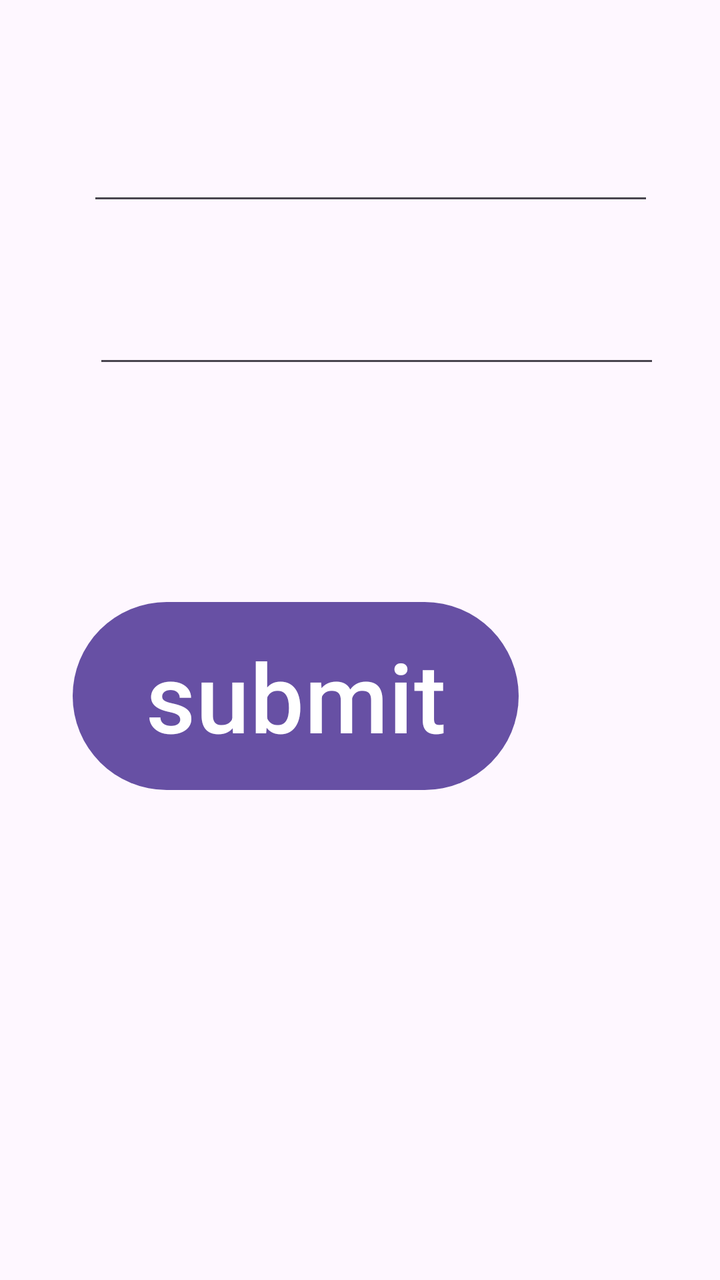
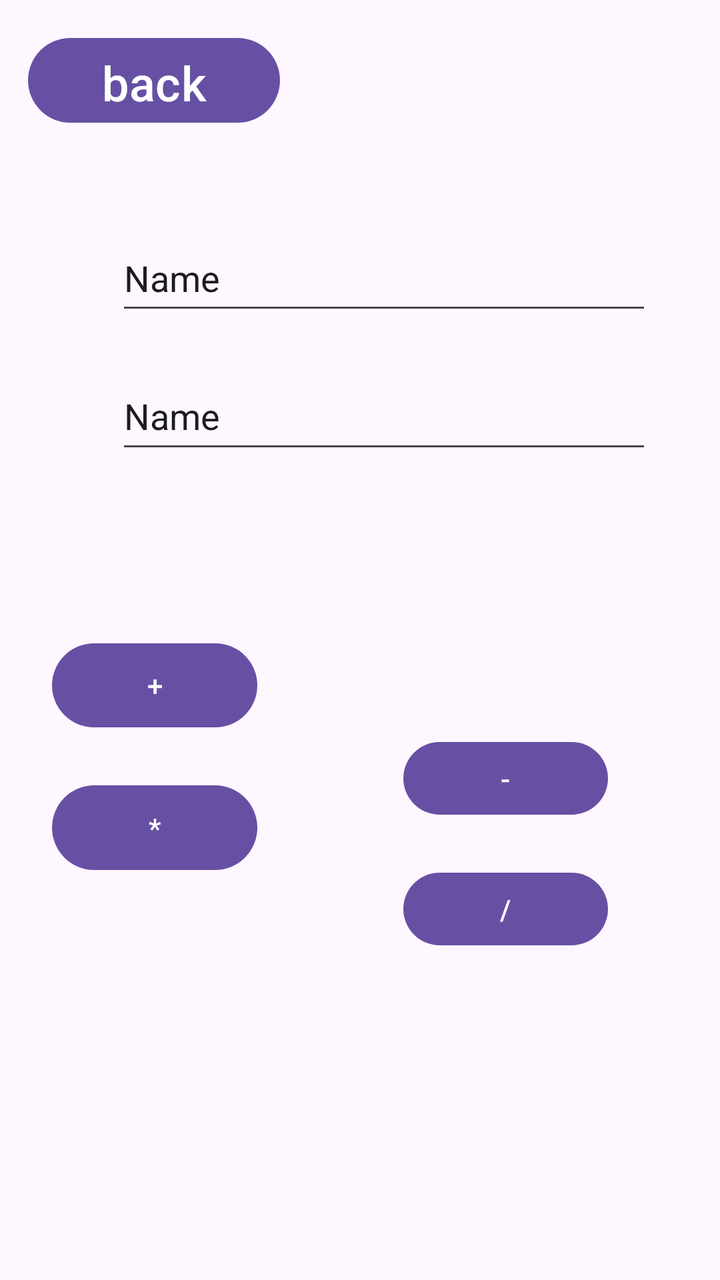

The first picture is an Android layout as it rendered before a commit; the second is the same layout after the commit. The layout source and the unified diff follow.
<!-- AndroidManifest.xml: application theme Theme.MyApplication -->
<!-- res/layout/activity_main.xml -->
<?xml version="1.0" encoding="utf-8"?>
<androidx.constraintlayout.widget.ConstraintLayout xmlns:android="http://schemas.android.com/apk/res/android"
    xmlns:app="http://schemas.android.com/apk/res-auto"
    xmlns:tools="http://schemas.android.com/tools"
    android:id="@+id/main"
    android:layout_width="match_parent"
    android:layout_height="match_parent"
    tools:context=".MainActivity">

    <Button
        android:id="@+id/button"
        android:layout_width="223dp"
        android:layout_height="102dp"
        android:layout_marginStart="103dp"
        android:layout_marginTop="108dp"
        android:layout_marginEnd="110dp"
        android:text="submit"
        android:textSize="48sp"
        app:layout_constraintEnd_toEndOf="parent"
        app:layout_constraintHorizontal_bias="0.88"
        app:layout_constraintStart_toStartOf="parent"
        app:layout_constraintTop_toBottomOf="@+id/editTextTextPassword" />

    <EditText
        android:id="@+id/editTextText"
        android:layout_width="wrap_content"
        android:layout_height="wrap_content"
        android:layout_marginEnd="33dp"
        android:layout_marginBottom="32dp"
        android:ems="10"
        android:inputType="text"
        android:textSize="24sp"
        app:layout_constraintBottom_toTopOf="@+id/editTextTextPassword"
        app:layout_constraintEnd_toEndOf="parent"
        app:layout_constraintTop_toBottomOf="@+id/button2" />

    <EditText
        android:id="@+id/editTextTextPassword"
        android:layout_width="wrap_content"
        android:layout_height="wrap_content"
        android:layout_marginEnd="30dp"
        android:layout_marginBottom="451dp"
        android:ems="10"
        android:inputType="textPassword"
        android:textSize="24sp"
        app:layout_constraintBottom_toBottomOf="parent"
        app:layout_constraintEnd_toEndOf="parent"
        app:layout_constraintTop_toBottomOf="@+id/editTextText" />

    <Button
        android:id="@+id/button2"
        android:layout_width="126dp"
        android:layout_height="0dp"
        android:layout_marginStart="14dp"
        android:layout_marginTop="15dp"
        android:layout_marginBottom="58dp"
        android:text="back"
        android:textSize="24sp"
        app:layout_constraintBottom_toTopOf="@+id/editTextText"
        app:layout_constraintStart_toStartOf="parent"
        app:layout_constraintTop_toTopOf="parent" />

    <TextView
        android:id="@+id/label"
        android:layout_width="139dp"
        android:layout_height="0dp"
        android:layout_marginBottom="153dp"
        android:textSize="24sp"
        app:layout_constraintBottom_toBottomOf="parent"
        app:layout_constraintEnd_toEndOf="parent"
        app:layout_constraintStart_toStartOf="parent" />

</androidx.constraintlayout.widget.ConstraintLayout>
<!-- resources referenced by this layout -->
<resources>
  <style name="Theme.MyApplication" parent="Base.Theme.MyApplication" />
  <style name="Base.Theme.MyApplication" parent="Theme.Material3.DayNight.NoActionBar">
          
          
      </style>
</resources>

<!-- the commit's change to res/layout/activity_main.xml (unified diff, before → after) -->
@@ -8,66 +8,105 @@
     tools:context=".MainActivity">
 
     <Button
-        android:id="@+id/button"
-        android:layout_width="223dp"
-        android:layout_height="102dp"
-        android:layout_marginStart="103dp"
-        android:layout_marginTop="108dp"
-        android:layout_marginEnd="110dp"
-        android:text="submit"
-        android:textSize="48sp"
-        app:layout_constraintEnd_toEndOf="parent"
-        app:layout_constraintHorizontal_bias="0.88"
-        app:layout_constraintStart_toStartOf="parent"
-        app:layout_constraintTop_toBottomOf="@+id/editTextTextPassword" />
-
-    <EditText
-        android:id="@+id/editTextText"
-        android:layout_width="wrap_content"
-        android:layout_height="wrap_content"
-        android:layout_marginEnd="33dp"
-        android:layout_marginBottom="32dp"
-        android:ems="10"
-        android:inputType="text"
-        android:textSize="24sp"
-        app:layout_constraintBottom_toTopOf="@+id/editTextTextPassword"
-        app:layout_constraintEnd_toEndOf="parent"
-        app:layout_constraintTop_toBottomOf="@+id/button2" />
-
-    <EditText
-        android:id="@+id/editTextTextPassword"
-        android:layout_width="wrap_content"
-        android:layout_height="wrap_content"
-        android:layout_marginEnd="30dp"
-        android:layout_marginBottom="451dp"
-        android:ems="10"
-        android:inputType="textPassword"
-        android:textSize="24sp"
-        app:layout_constraintBottom_toBottomOf="parent"
-        app:layout_constraintEnd_toEndOf="parent"
-        app:layout_constraintTop_toBottomOf="@+id/editTextText" />
-
-    <Button
         android:id="@+id/button2"
         android:layout_width="126dp"
         android:layout_height="0dp"
         android:layout_marginStart="14dp"
         android:layout_marginTop="15dp"
-        android:layout_marginBottom="58dp"
+        android:layout_marginBottom="47dp"
         android:text="back"
         android:textSize="24sp"
-        app:layout_constraintBottom_toTopOf="@+id/editTextText"
+        app:layout_constraintBottom_toTopOf="@+id/textview"
         app:layout_constraintStart_toStartOf="parent"
         app:layout_constraintTop_toTopOf="parent" />
 
     <TextView
         android:id="@+id/label"
-        android:layout_width="139dp"
+        android:layout_width="273dp"
         android:layout_height="0dp"
-        android:layout_marginBottom="153dp"
+        android:layout_marginBottom="79dp"
         android:textSize="24sp"
         app:layout_constraintBottom_toBottomOf="parent"
         app:layout_constraintEnd_toEndOf="parent"
-        app:layout_constraintStart_toStartOf="parent" />
+        app:layout_constraintHorizontal_bias="0.384"
+        app:layout_constraintStart_toStartOf="parent"
+        app:layout_constraintTop_toBottomOf="@+id/button3" />
+
+    <Button
+        android:id="@+id/button"
+        android:layout_width="0dp"
+        android:layout_height="0dp"
+        android:layout_marginTop="367dp"
+        android:layout_marginEnd="56dp"
+        android:layout_marginBottom="21dp"
+        android:text="-"
+        app:layout_constraintBottom_toTopOf="@+id/button3"
+        app:layout_constraintEnd_toEndOf="parent"
+        app:layout_constraintStart_toEndOf="@+id/button6"
+        app:layout_constraintTop_toTopOf="parent" />
+
+    <Button
+        android:id="@+id/button6"
+        android:layout_width="0dp"
+        android:layout_height="0dp"
+        android:layout_marginStart="26dp"
+        android:layout_marginEnd="73dp"
+        android:layout_marginBottom="21dp"
+        android:text="+"
+        app:layout_constraintBottom_toTopOf="@+id/button5"
+        app:layout_constraintEnd_toStartOf="@+id/button"
+        app:layout_constraintStart_toStartOf="parent"
+        app:layout_constraintTop_toBottomOf="@+id/textview2" />
+
+    <Button
+        android:id="@+id/button5"
+        android:layout_width="0dp"
+        android:layout_height="0dp"
+        android:layout_marginStart="26dp"
+        android:layout_marginEnd="73dp"
+        android:layout_marginBottom="201dp"
+        android:text="*"
+        app:layout_constraintBottom_toBottomOf="parent"
+        app:layout_constraintEnd_toStartOf="@+id/button3"
+        app:layout_constraintStart_toStartOf="parent"
+        app:layout_constraintTop_toBottomOf="@+id/button6" />
+
+    <Button
+        android:id="@+id/button3"
+        android:layout_width="0dp"
+        android:layout_height="0dp"
+        android:layout_marginEnd="56dp"
+        android:layout_marginBottom="40dp"
+        android:text="/"
+        app:layout_constraintBottom_toTopOf="@+id/label"
+        app:layout_constraintEnd_toEndOf="parent"
+        app:layout_constraintStart_toEndOf="@+id/button5"
+        app:layout_constraintTop_toBottomOf="@+id/button" />
+
+    <EditText
+        android:id="@+id/textview2"
+        android:layout_width="268dp"
+        android:layout_height="0dp"
+        android:layout_marginStart="58dp"
+        android:layout_marginBottom="86dp"
+        android:ems="10"
+        android:inputType="text"
+        android:text="Name"
+        app:layout_constraintBottom_toTopOf="@+id/button6"
+        app:layout_constraintStart_toStartOf="parent"
+        app:layout_constraintTop_toBottomOf="@+id/textview" />
+
+    <EditText
+        android:id="@+id/textview"
+        android:layout_width="0dp"
+        android:layout_height="0dp"
+        android:layout_marginBottom="19dp"
+        android:ems="10"
+        android:inputType="text"
+        android:text="Name"
+        app:layout_constraintBottom_toTopOf="@+id/textview2"
+        app:layout_constraintEnd_toEndOf="@+id/textview2"
+        app:layout_constraintStart_toStartOf="@+id/textview2"
+        app:layout_constraintTop_toBottomOf="@+id/button2" />
 
 </androidx.constraintlayout.widget.ConstraintLayout>
